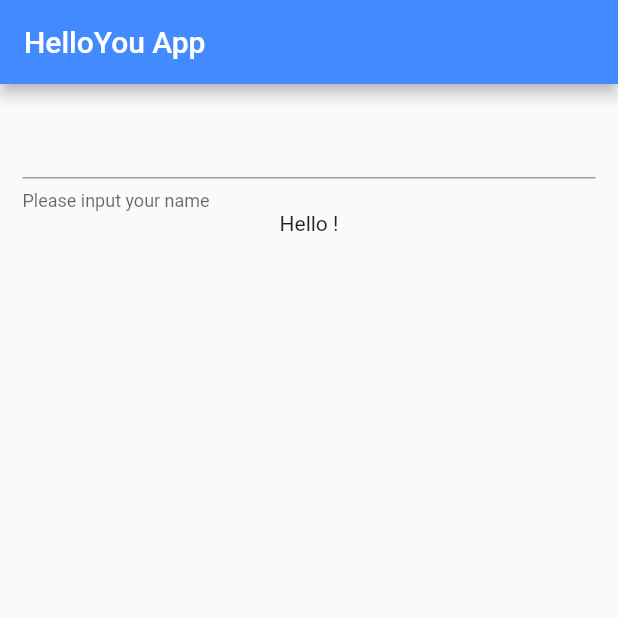
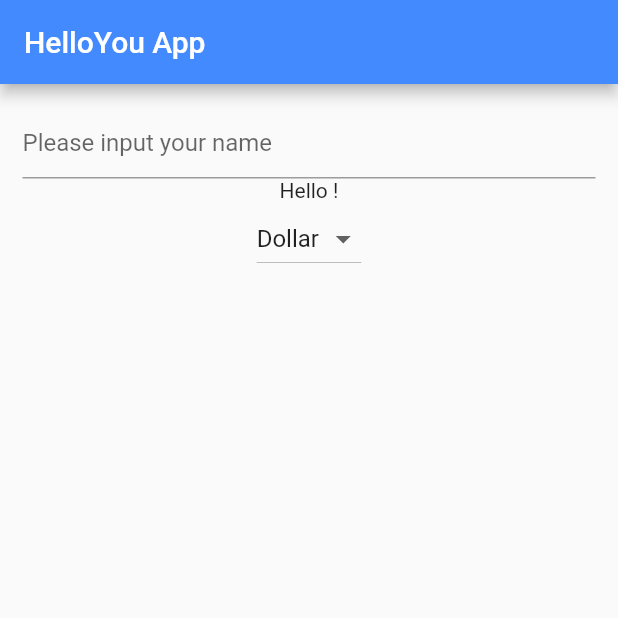
Before and after one commit to ashishpatel0720/flutter_getting_started, a Flutter app: the screen it shows after launch, on a phone screen of 412 x 824 dp, the top half of it. Run offline on Flutter 3.47's test engine with Material 2 defaults, Android fonts, the phone set to English and light mode, and no system bars.

Commit message:
dropdown added with hello you

```diff
--- a/lib/main.dart
+++ b/lib/main.dart
@@ -18,8 +18,12 @@ class HelloYou extends StatefulWidget{
 
 class _HelloYouState extends State<HelloYou> {
   String name='';
+  final _currencies = ["Dollar","Euro","Pound"];
+  String _currency='Dollar'; // default value
+
   @override
   Widget build(BuildContext context) {
+
     return Scaffold(
       appBar: AppBar(
         title: Text("HelloYou App"),
@@ -31,7 +35,7 @@ class _HelloYouState extends State<HelloYou> {
           children: <Widget>[
             TextField(
               decoration: InputDecoration(
-                  helperText:"Please input your name"
+                  hintText:"Please input your name"
               ),
               onChanged: (String str){
                 setState(() { // only setState() will be able to change state ( same as React)
@@ -39,7 +43,22 @@ class _HelloYouState extends State<HelloYou> {
                 });
               },
             ),
-           Text("Hello "+ name+ '!')
+            Text("Hello "+ name+ '!'),
+
+            DropdownButton<String>(
+              items: _currencies.map((String value ){
+                return DropdownMenuItem<String>(
+                    value: value,
+                    child: Text(value)
+                );
+              }).toList(),
+              value: _currency,
+              onChanged: (String value){
+                setState(() {
+                  this._currency= value;
+                });
+              },
+            )
           ],
         ),
       ),
```
